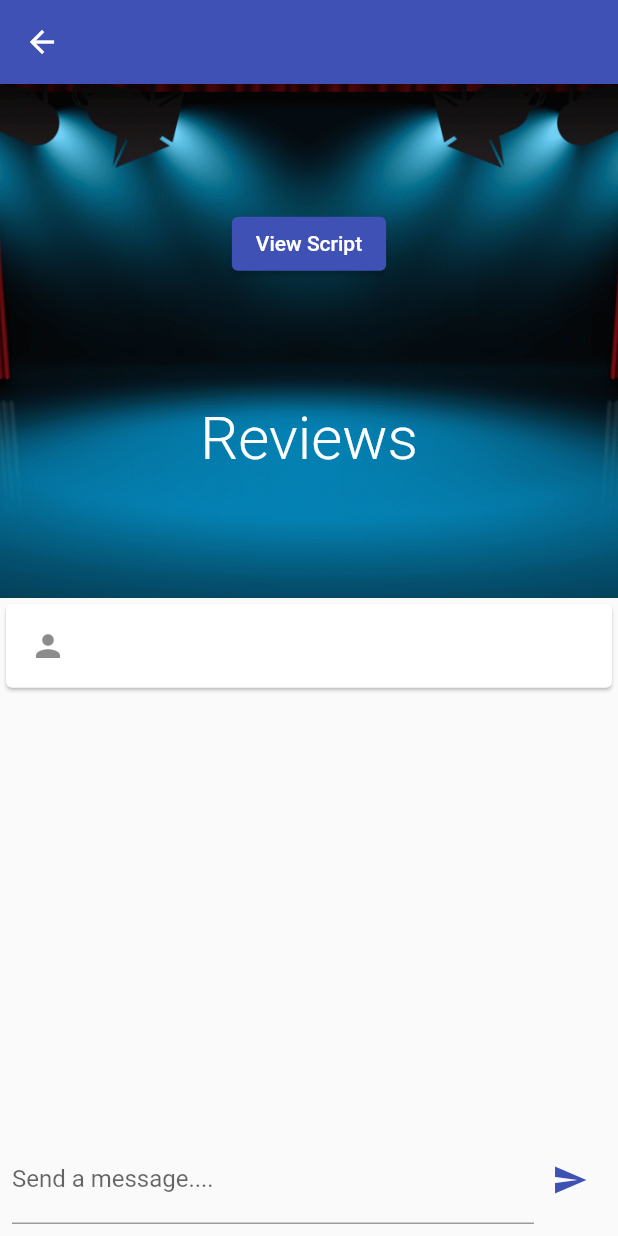
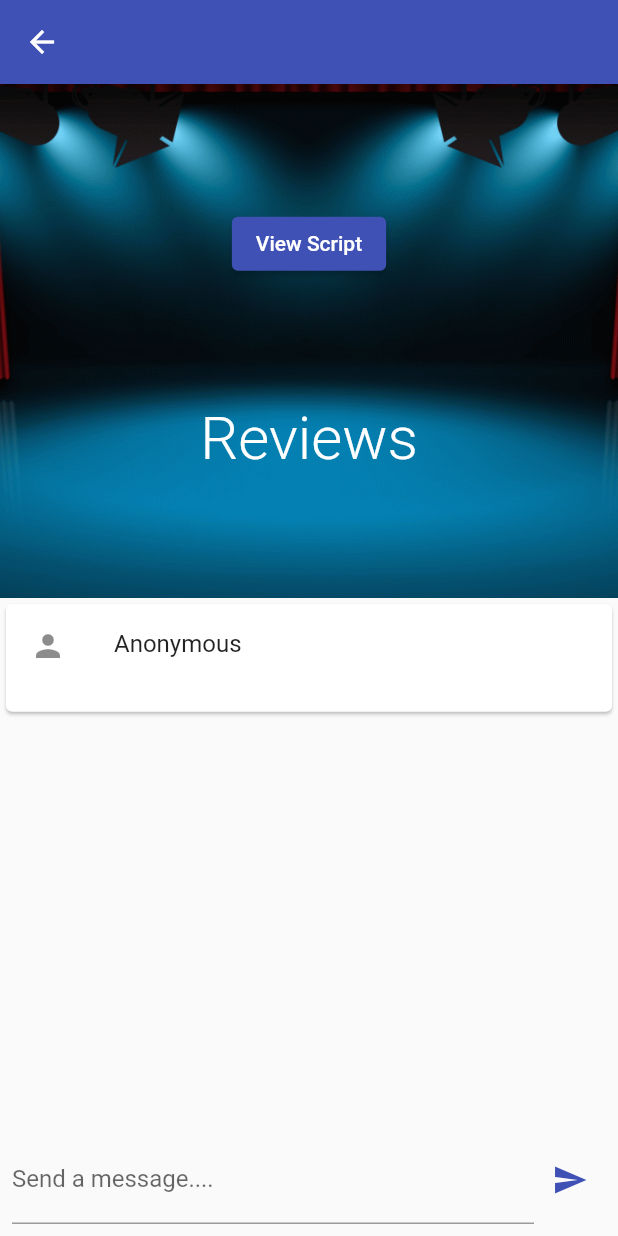
Before and after one commit to AkhileshManda/TheatricalHack, a Flutter app: the ScriptReviewScreen screen opened directly with empty values, after a tap on the "send" icon, on a phone screen of 412 x 824 dp. Run offline on Flutter 3.47's test engine with Material 2 defaults, Android fonts, the phone set to English and light mode, and no system bars; our stand-ins replace carousel_slider, cloud_firestore, firebase_auth, firebase_core, flutter_rating_bar; missing offline and left inert: model_viewer; accounts and stored records are empty.

Commit message:
Updated review card

```diff
--- a/theatre_buddy/lib/widgets/review_card.dart
+++ b/theatre_buddy/lib/widgets/review_card.dart
@@ -9,7 +9,8 @@ class ReviewCard extends StatelessWidget {
     return Card(
       child: ListTile(
         leading: Icon(Icons.person),
-        title: Text(review)
+        title: Text("Anonymous"),
+        subtitle: Text(review, style: TextStyle(fontSize: 15),),
       )
     );
   }
```
